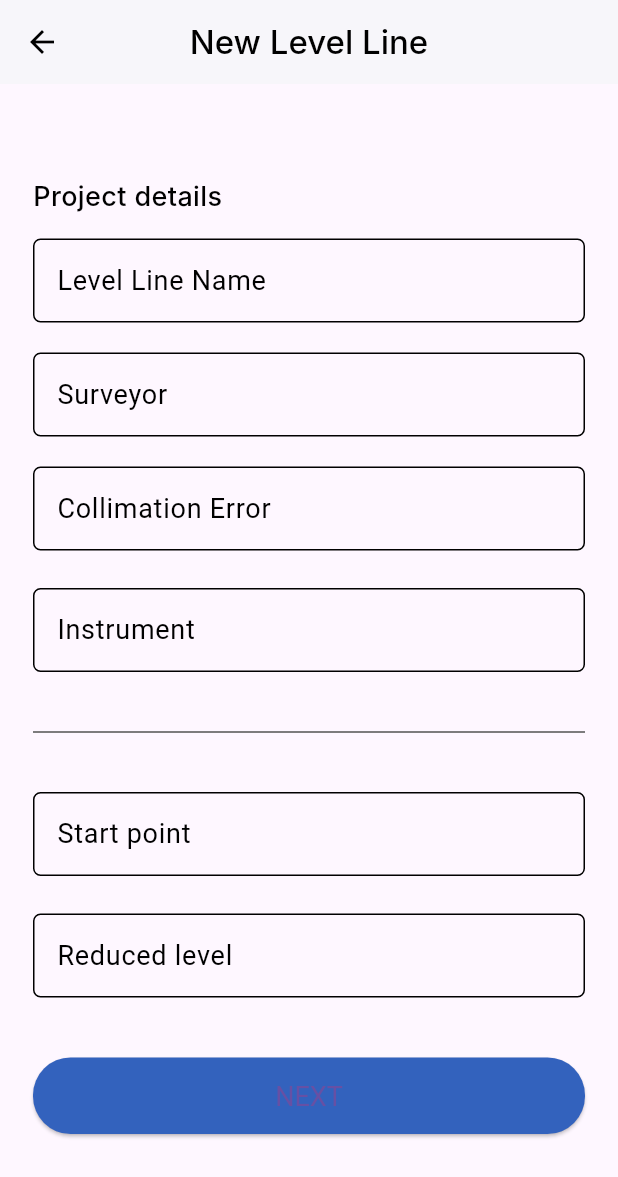
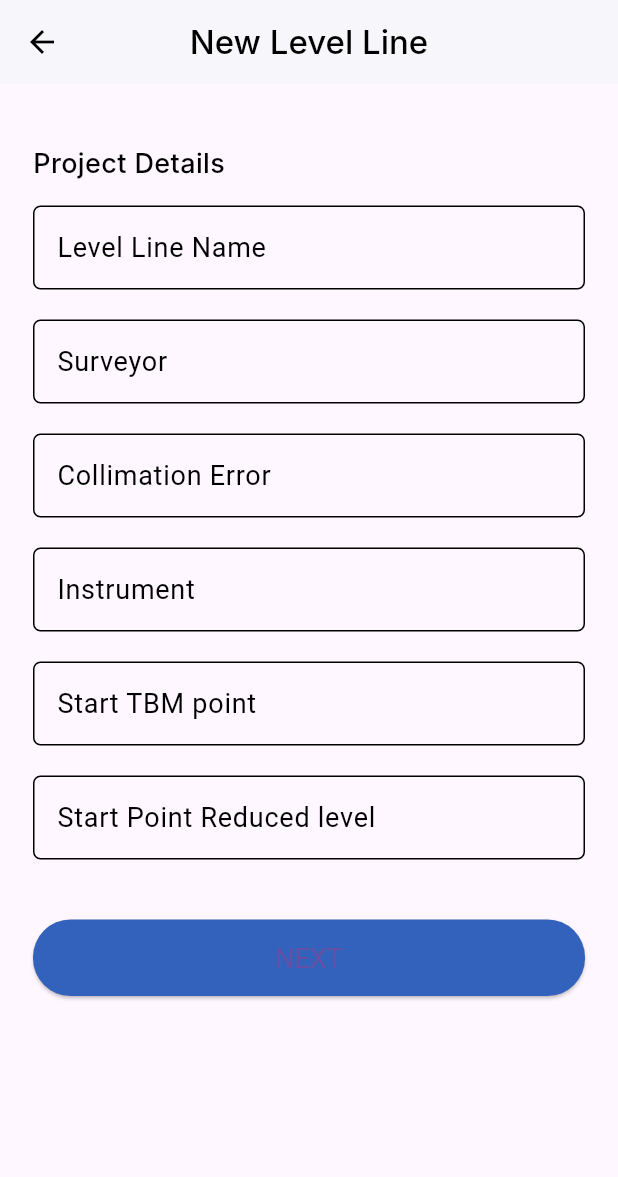
Before and after one commit to RasikaRD/auto_leveling, a Flutter app: the LevelLineScreen screen opened directly, on a phone screen of 412 x 824 dp. Shown: the top 1177 px of the screen. Run offline on Flutter 3.47's test engine with Material 3 defaults, Android fonts, the light colour scheme and no system bars; our stand-ins replace firebase_auth, firebase_core, iconsax, logger; accounts and stored records are empty; Roboto replaces fonts that are missing (Inter).

Commit message:
Pupdate Level Line funtion

```diff
--- a/lib/Screens/level_line/level_line_start.dart
+++ b/lib/Screens/level_line/level_line_start.dart
@@ -28,7 +28,7 @@ class _LevelLineScreenState extends State<LevelLineScreen> {
         elevation: 1,
       ),
       body: Padding(
-        padding: const EdgeInsets.all(22.0),
+        padding: const EdgeInsets.symmetric(horizontal: 22.0),
         child: SingleChildScrollView(
           child: Column(
             crossAxisAlignment: CrossAxisAlignment.start,
@@ -37,7 +37,7 @@ class _LevelLineScreenState extends State<LevelLineScreen> {
                 height: 40,
               ),
               const Text(
-                'Project details',
+                'Project Details',
                 style: primaryFontStyle,
               ),
               const SizedBox(
@@ -97,7 +97,7 @@ class _LevelLineScreenState extends State<LevelLineScreen> {
                         },
                       ),
                       const SizedBox(
-                        height: 25,
+                        height: 20,
                       ),
                       TextFormField(
                         decoration: inputFormDecoration.copyWith(
@@ -114,19 +114,17 @@ class _LevelLineScreenState extends State<LevelLineScreen> {
                         },
                       ),
                       const SizedBox(
-                        height: 25,
+                        height: 20,
                       ),
-                      const Divider(
-                        height: 30,
-                        thickness: 1,
-                        color: Color.fromARGB(255, 83, 83, 83),
-                      ),
-                      const SizedBox(
-                        height: 25,
-                      ),
+                      // const Divider(
+                      //   height: 40,
+                      //   thickness: 1,
+                      //   color: Color.fromARGB(255, 83, 83, 83),
+                      // ),
                       TextFormField(
                         decoration: inputFormDecoration.copyWith(
-                            labelText: 'Start point', hintText: 'ex: GPS02'),
+                            labelText: 'Start TBM point',
+                            hintText: 'ex: GPS02'),
                         validator: (val) {
                           if (val == null || val.isEmpty) {
                             return "Enter Start point name";
@@ -138,12 +136,12 @@ class _LevelLineScreenState extends State<LevelLineScreen> {
                         },
                       ),
                       const SizedBox(
-                        height: 25,
+                        height: 20,
                       ),
                       TextFormField(
                         keyboardType: TextInputType.number,
                         decoration: inputFormDecoration.copyWith(
-                            labelText: 'Reduced level',
+                            labelText: 'Start Point Reduced level',
                             hintText: 'ex: 102.635'),
                         validator: (val) {
                           if (val == null || val.isEmpty) {
@@ -210,7 +208,8 @@ class _LevelLineScreenState extends State<LevelLineScreen> {
                             style: raisedButtonStyle,
                             onPressed: () {
                               Navigator.of(context).push(MaterialPageRoute(
-                                builder: (context) =>const LevelLineAddPointScreen(),
+                                builder: (context) =>
+                                    const LevelLineAddPointScreen(),
                               ));
                             },
                             child: const Text('NEXT'),
```
